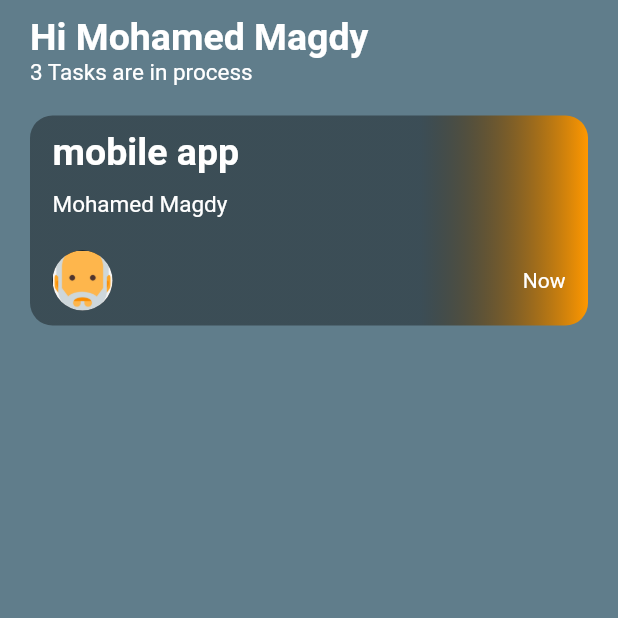
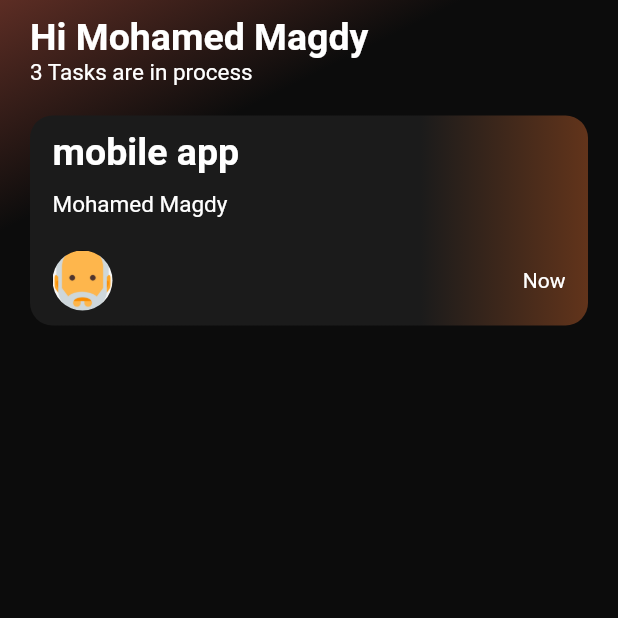
Before and after one commit to MohamedMagdy07/dribbble_task_management, a Flutter app: the ReviewScreen screen opened directly, on a phone screen of 412 x 824 dp, the top half of it. Run offline on Flutter 3.47's test engine with Material 2 defaults, Android fonts, the phone set to English and light mode, and no system bars; our stand-ins replace hexcolor; network calls fail.

Commit message:
Initial commit

```diff
--- a/lib/main.dart
+++ b/lib/main.dart
@@ -1,13 +1,14 @@
 import 'package:flutter/material.dart';
 import 'package:dribbble_task_management/layout/home_layout.dart';
 import 'package:dribbble_task_management/modules/loading/loading_screen.dart';
+import 'package:hexcolor/hexcolor.dart';
 
 
 void main(){
   runApp(
     MaterialApp(
       theme: ThemeData.dark().copyWith(
-        scaffoldBackgroundColor:Colors.blueGrey,
+        scaffoldBackgroundColor:HexColor('#0d0d0d'),
       ),
       debugShowCheckedModeBanner: false,
       initialRoute: '/',
--- a/lib/modules/layouts/review_screen.dart
+++ b/lib/modules/layouts/review_screen.dart
@@ -2,6 +2,9 @@ import 'package:dribbble_task_management/shared/components/components.dart';
 import 'package:flutter/cupertino.dart';
 import 'package:flutter/material.dart';
 import 'package:dribbble_task_management/sources/data.dart';
+import 'package:hexcolor/hexcolor.dart';
+
+
 
 class ReviewScreen extends StatefulWidget {
   @override
@@ -15,7 +18,11 @@ class _ReviewScreenState extends State<ReviewScreen> {
 
   @override
   Widget build(BuildContext context) {
-    return Scaffold(
+    return gradientedWidget(
+      gradientColor1: HexColor('#0c0c0c'),
+      gradientColor2: HexColor('#5c2d24'),
+      widget: Scaffold(
+        backgroundColor: Colors.transparent,
         body: Padding(
           padding: const EdgeInsets.symmetric(horizontal: 20, vertical: 10),
           child: Column(
@@ -39,9 +46,11 @@ class _ReviewScreenState extends State<ReviewScreen> {
               ),
               defaultTask(
                 task: allTasks[0],
-
+                gradientColor2: HexColor('#62341b'),
+                gradientColor1: HexColor('#1b1b1b'),
               ),
             ],
+          ),
         ),
       ),
     );
--- a/lib/modules/loading/loading_screen.dart
+++ b/lib/modules/loading/loading_screen.dart
@@ -1,4 +1,6 @@
 import 'package:flutter/material.dart';
+import 'package:hexcolor/hexcolor.dart';
+
 
 class LoadingScreen extends StatelessWidget {
   @override
@@ -29,7 +31,7 @@ class LoadingScreen extends StatelessWidget {
                     maxLines: 2,
                     style: TextStyle(
                       fontSize: 40,
-                      fontWeight: FontWeight.bold,
+                      fontWeight: FontWeight.w900,
                       color: Colors.white,
                     ),
                   ),
@@ -41,7 +43,8 @@ class LoadingScreen extends StatelessWidget {
                     maxLines: 2,
                     style: TextStyle(
                       fontSize: 16,
-                      color: Colors.orange[700],
+                      fontWeight: FontWeight.bold,
+                      color: HexColor('#b4551f'),
                     ),
                   ),
                   SizedBox(
@@ -60,7 +63,7 @@ class LoadingScreen extends StatelessWidget {
                               width: 60,
                               height: 60,
                               decoration: BoxDecoration(
-                                color: Colors.orange[800],
+                                color: HexColor('#dd5201'),
                                 borderRadius: BorderRadius.circular(50),
                               ),
                             ),
@@ -68,6 +71,7 @@ class LoadingScreen extends StatelessWidget {
                               'Get',
                               style: TextStyle(
                                 fontSize: 17,
+                                fontWeight: FontWeight.w900,
                                 color: Colors.white,
                               ),
                             ),
@@ -77,6 +81,7 @@ class LoadingScreen extends StatelessWidget {
                           'Started',
                           style: TextStyle(
                             fontSize: 17,
+                            fontWeight: FontWeight.w900,
                             color: Colors.white,
                           ),
                         ),
--- a/lib/shared/components/components.dart
+++ b/lib/shared/components/components.dart
@@ -1,10 +1,11 @@
 import 'package:flutter/material.dart';
 import 'package:dribbble_task_management/models/task.dart';
 
+
 Widget defaultTask ({
   @required Task task,
-  Color gradientColor1=Colors.black38,
-  Color gradientColor2=Colors.orange,
+  @required Color gradientColor1,
+  @required Color gradientColor2,
   double height=140,
 })=>Container(
   height:height ,
@@ -66,3 +67,23 @@ Widget defaultTask ({
     ),
   ),
 );
+
+
+
+
+Widget gradientedWidget({
+  @required Widget widget,
+  @required Color gradientColor1,
+  @required Color gradientColor2,
+
+})=>Container(
+  decoration: BoxDecoration(
+    gradient: LinearGradient(
+      begin: Alignment.bottomRight,
+      end: Alignment.topLeft,
+      stops: [0.85,1],
+      colors:[gradientColor1,gradientColor2],
+    ),
+  ),
+  child: widget,
+);
--- a/pubspec.yaml
+++ b/pubspec.yaml
@@ -32,6 +32,8 @@ dependencies:
 dev_dependencies:
   flutter_test:
     sdk: flutter
+
+  hexcolor: ^2.0.4
 
 # For information on the generic Dart part of this file, see the
 # following page: https://dart.dev/tools/pub/pubspec
```
Also changed, not shown: pubspec.lock. Lines whose indentation alone changed are shown as unchanged.
